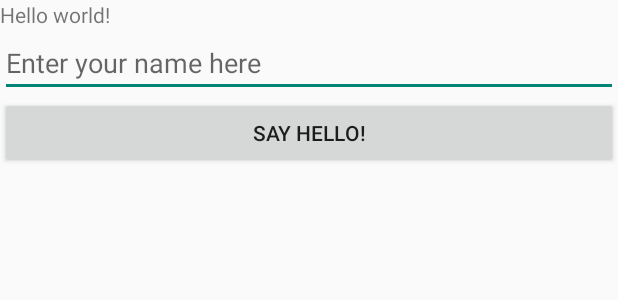
After one commit to orangefallers/PlistReader, an Android app: the layout espresso_test_layout.xml on its own in the app's theme, with its tools: preview values and no code run, on a phone screen of 412 x 824 dp. The commit adds this screen. Shown: the top 300 px of the screen. Run offline under Robolectric (Android 15) with nearby library versions, the phone set to English and light mode, and no system bars.

```diff
--- /dev/null
+++ b/app/src/main/res/layout/espresso_test_layout.xml
@@ -0,0 +1,26 @@
+<?xml version="1.0" encoding="utf-8"?>
+<RelativeLayout xmlns:android="http://schemas.android.com/apk/res/android"
+    android:layout_width="match_parent"
+    android:layout_height="match_parent">
+
+    <TextView
+        android:id="@+id/textView"
+        android:text="@string/hello_world"
+        android:layout_width="wrap_content"
+        android:layout_height="wrap_content" />
+
+    <EditText
+        android:hint="Enter your name here"
+        android:id="@+id/editText"
+        android:layout_width="match_parent"
+        android:layout_height="wrap_content"
+        android:layout_below="@+id/textView" />
+
+    <Button
+        android:layout_width="match_parent"
+        android:layout_height="wrap_content"
+        android:text="Say hello!"
+        android:layout_below="@+id/editText"
+        android:onClick="sayHello" />
+
+</RelativeLayout>
```
Also changed, not shown: app/build.gradle (+17 -1 lines), app/src/main/AndroidManifest.xml (+14 -11 lines), app/src/main/java/com/ricky/plistreader/EspressoTestActivity.java (added, +25 -0 lines), app/src/main/java/com/ricky/plistreader/QRscanActivity.java (+8 -0 lines), app/src/main/java/com/ricky/plistreader/fragment/Calculator.java (added, +23 -0 lines), 3 other files.
